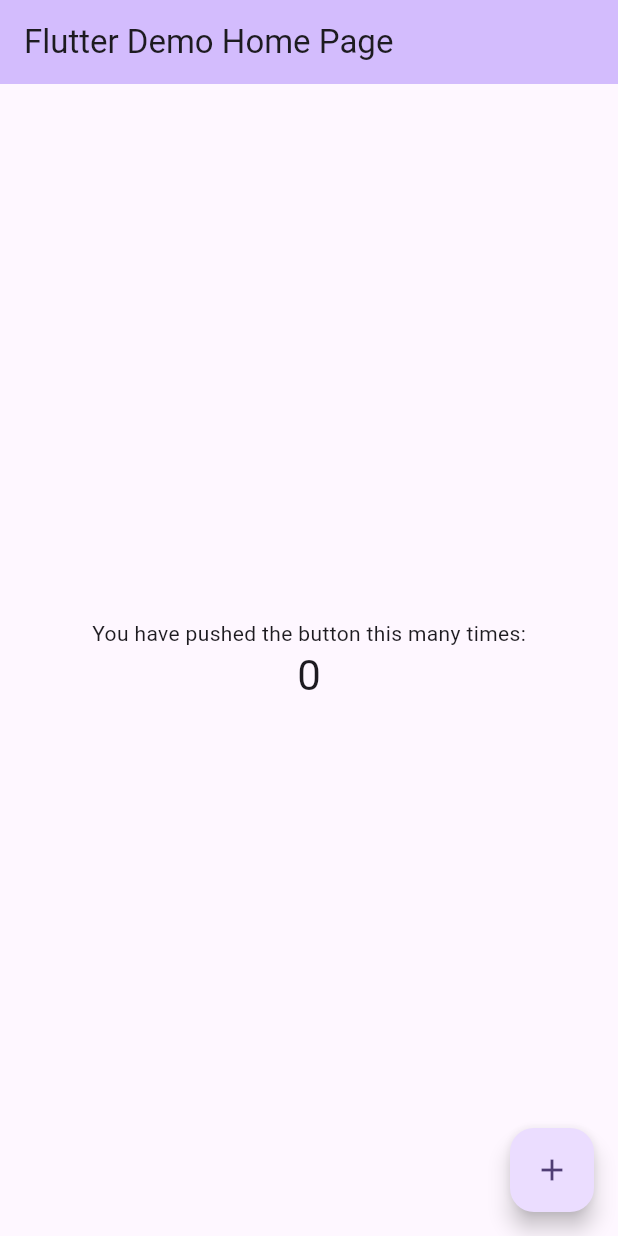
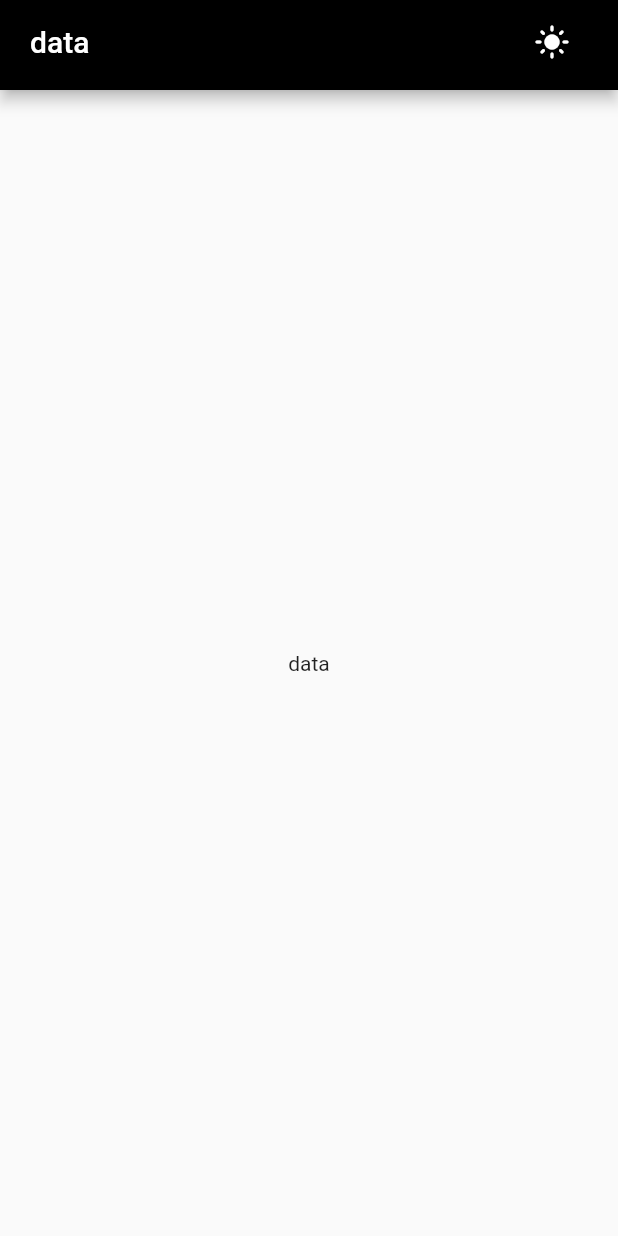
Before and after one commit to AfsharKourosh/curriculum_vitae, a Flutter app: the screen it shows after launch, on a phone screen of 412 x 824 dp. Run offline on Flutter 3.47's test engine with Material 3 defaults, Android fonts, the phone set to English and light mode, and no system bars.

Commit message:
feat: Implement main screen with custom app bar and theme support

```diff
--- /dev/null
+++ b/lib/config/theme/app_theme.dart
@@ -0,0 +1,12 @@
+import 'package:flutter/material.dart';
+
+class AppTheme {
+  //   MyTheme.dark():
+  //   MyTheme.light():
+
+   ThemeData getTheme(String languageCode) {
+    return ThemeData(useMaterial3: false,iconTheme: IconThemeData()  );
+   }
+  //   TextTheme get enPrimaryTextTheme => ;
+  //   TextTheme get faPrimaryTextTheme =>;
+}
--- /dev/null
+++ b/lib/core/components/custom_app_bar.dart
@@ -0,0 +1,26 @@
+import 'package:curriculum_vitae/core/components/utils/constants.dart';
+import 'package:flutter/material.dart';
+
+class CustomAppBar extends StatelessWidget implements PreferredSizeWidget {
+  const CustomAppBar({super.key});
+
+  @override
+  Size get preferredSize => Size.fromHeight(60);
+
+  @override
+  Widget build(BuildContext context) {
+    return AppBar(
+      title: Text('data'),
+      titleSpacing: 20,
+      actionsPadding: EdgeInsets.only(right: 20),
+      backgroundColor: AppColors.darkAppBar,
+      actions: [
+        IconButton(
+          onPressed: () {},
+          icon: Icon(Icons.light_mode),
+          splashRadius: 20,
+        ),
+      ],
+    );
+  }
+}
--- /dev/null
+++ b/lib/core/components/utils/constants.dart
@@ -0,0 +1,5 @@
+import 'package:flutter/material.dart';
+
+class AppColors {
+static const Color darkAppBar=Color(0xFF000000);
+}
--- /dev/null
+++ b/lib/feature/main/presentation/screen/main_screen.dart
@@ -0,0 +1,19 @@
+import 'package:curriculum_vitae/core/components/custom_app_bar.dart';
+import 'package:flutter/material.dart';
+
+class MainScreen extends StatefulWidget {
+  const MainScreen({super.key});
+
+  @override
+  State<MainScreen> createState() => _MainScreenState();
+}
+
+class _MainScreenState extends State<MainScreen> {
+  @override
+  Widget build(BuildContext context) {
+    return Scaffold(
+      appBar: CustomAppBar(),
+      body: Center(child: Text('data')),
+    );
+  }
+}
--- a/lib/main.dart
+++ b/lib/main.dart
@@ -1,3 +1,5 @@
+import 'package:curriculum_vitae/config/theme/app_theme.dart';
+import 'package:curriculum_vitae/feature/main/presentation/screen/main_screen.dart';
 import 'package:flutter/material.dart';
 
 void main() {
@@ -9,57 +11,11 @@ class MyApp extends StatelessWidget {
 
   @override
   Widget build(BuildContext context) {
+    AppTheme appTheme = AppTheme();
     return MaterialApp(
-      title: 'Flutter Demo',
-      theme: ThemeData(colorScheme: .fromSeed(seedColor: Colors.deepPurple)),
-      home: const MyHomePage(title: 'Flutter Demo Home Page'),
+      debugShowCheckedModeBanner: false,
+      theme: appTheme.getTheme('en'),
+      home: const MainScreen(),
     );
   }
 }
-
-class MyHomePage extends StatefulWidget {
-  const MyHomePage({super.key, required this.title});
-
-  final String title;
-
-  @override
-  State<MyHomePage> createState() => _MyHomePageState();
-}
-
-class _MyHomePageState extends State<MyHomePage> {
-  int _counter = 0;
-
-  void _incrementCounter() {
-    setState(() {
-      _counter++;
-    });
-  }
-
-  @override
-  Widget build(BuildContext context) {
-    return Scaffold(
-      appBar: AppBar(
-        backgroundColor: Theme.of(context).colorScheme.inversePrimary,
-
-        title: Text(widget.title),
-      ),
-      body: Center(
-        child: Column(
-          mainAxisAlignment: .center,
-          children: [
-            const Text('You have pushed the button this many times:'),
-            Text(
-              '$_counter',
-              style: Theme.of(context).textTheme.headlineMedium,
-            ),
-          ],
-        ),
-      ),
-      floatingActionButton: FloatingActionButton(
-        onPressed: _incrementCounter,
-        tooltip: 'Increment',
-        child: const Icon(Icons.add),
-      ),
-    );
-  }
-}
```
